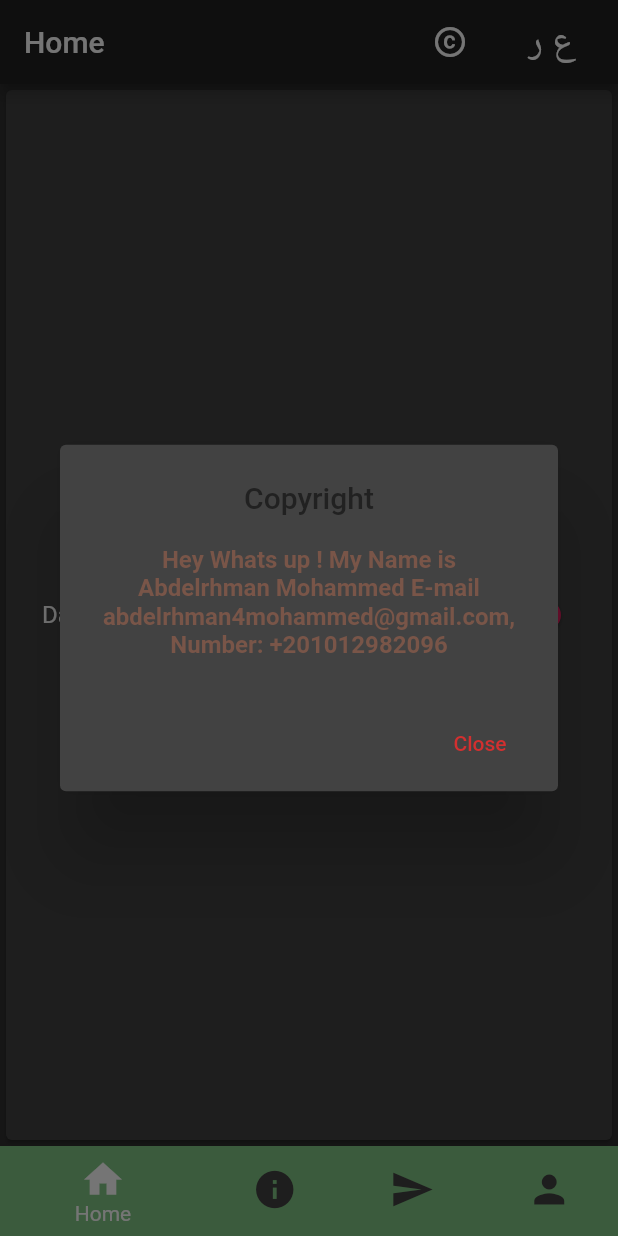
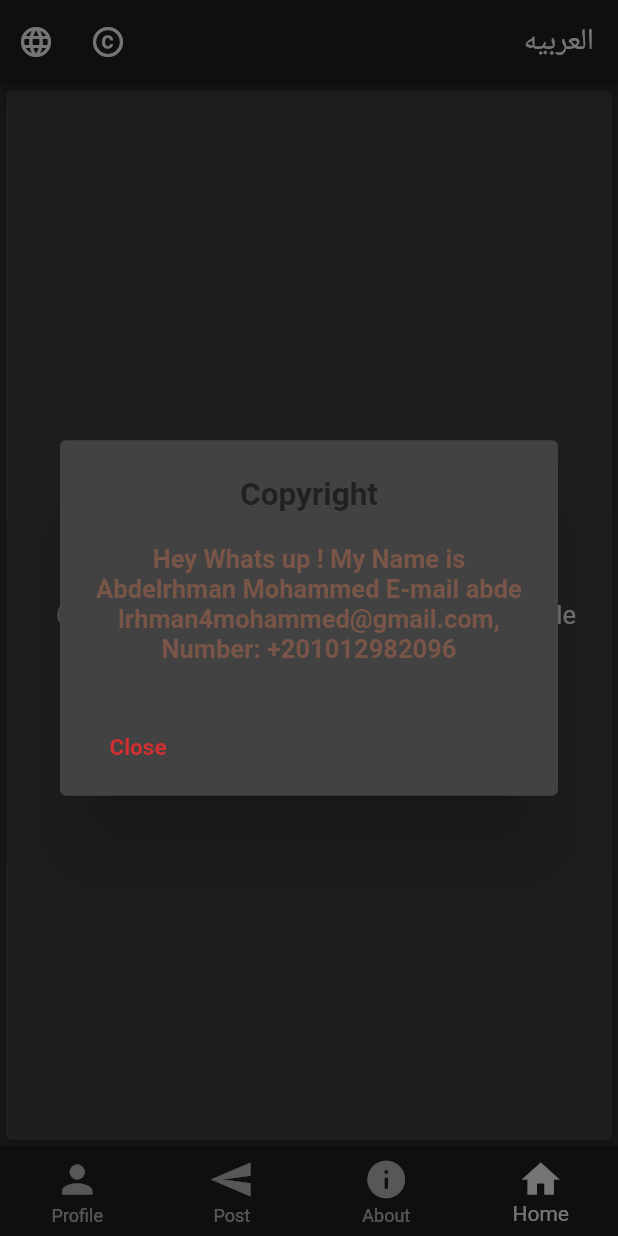
Before and after one commit to Abdelrhman9623/elevation, a Flutter app: the screen it shows after launch, after a tap on the "copyright" icon, on a phone screen of 412 x 824 dp. Run offline on Flutter 3.47's test engine with Material 2 defaults, Android fonts, the phone set to English and light mode, and no system bars; our stand-ins replace google_fonts, shared_preferences.

Commit message:
Lang Fun and Theme Fun Work And Save To Prefs

```diff
--- a/lib/main.dart
+++ b/lib/main.dart
@@ -3,50 +3,43 @@ import 'package:flutter_localizations/flutter_localizations.dart';
 import 'package:provider/provider.dart';
 // import 'package:shared_preferences/shared_preferences.dart';
 // import 'package:flutter/services.dart';
-import './providers/lang.dart';
-import './providers/theme.dart';
+import './providers/app_setting.dart';
+// import './providers/theme.dart';
 import './locale/locales.dart';
 import './screens/taps_screen.dart';
 
 void main() async {
-  Lang appLanguage = Lang();
-  // ThemeChanger appTheme = ThemeChanger();
   WidgetsFlutterBinding.ensureInitialized();
+  AppSetteing appLanguage = AppSetteing();
   await appLanguage.fetchLocale();
   runApp(MyApp(
     appLanguage: appLanguage,
-    // appThem: appTheme,
   ));
 }
 
-// void main() => runApp(MThemeData(
-            //   primarySwatch: Colors.green,
-            // )yApp());
+// void main() => runApp(MyApp());
+
 
 class MyApp extends StatelessWidget {
-    final Lang appLanguage;
-    final ThemeChanger appThem;
+    final AppSetteing appLanguage;
+    final AppSetteing appThem;
   MyApp({this.appLanguage,this.appThem});
   @override
   Widget build(BuildContext context) {
     // final theme = Provider.of<ThemeChanger>(context).getTheme();
     return MultiProvider(
       providers: [
-        ChangeNotifierProvider<Lang>(
+        ChangeNotifierProvider<AppSetteing>(
           create: (_) => appLanguage,
+          // child:  NewMaterialAppWithTheme(),
+          // lazy: true,
         ),
-        ChangeNotifierProvider<ThemeChanger>(
-          create: (_) => ThemeChanger(),
-          child: new NewMaterialAppWithTheme(),
-        ),
+        // ChangeNotifierProvider<ThemeChanger>(
+        //   create: (_) => ThemeChanger(),
+        //   child: new NewMaterialAppWithTheme(),
+        // ),
       ],
-        child: Consumer<Lang>(
-          builder: (ctx, lang, child) {
-            return NewMaterialAppWithTheme(
-              lang: lang,
-            );
-          }
-        ),
+        child: NewMaterialAppWithTheme(),
     );
   }
 }
@@ -57,9 +50,7 @@ class NewMaterialAppWithTheme extends StatelessWidget {
   NewMaterialAppWithTheme({this.lang, this.theme});
   @override
   Widget build(BuildContext context) {
-    // final theme = Provider.of<ThemeChanger>(context);
-    return Consumer<ThemeChanger>(
-      builder: (ctx, ThemeChanger theme, child) {
+    final setteing = Provider.of<AppSetteing>(context);
         return MaterialApp(
           localizationsDelegates: [
             // AppLocalizationsDelegate(),
@@ -71,16 +62,14 @@ class NewMaterialAppWithTheme extends StatelessWidget {
           const Locale('ar', ""),
           const Locale('en', ""),
           ],
-          locale: lang.appLocal,
+          locale: setteing.appLocal,
           debugShowCheckedModeBanner: false,
           title: 'Flutter Demo',
-          theme: theme.darkTheme ? dark : light,
+          theme: setteing.darkTheme ? dark : light,
           home: TapsScreen(),
           // routes: {
           //   ProfileScreen.routeName: (ctx) => ProfileScreen(),
           // },
         );
-      },
-    );
   }
 }
--- /dev/null
+++ b/lib/providers/app_setting.dart
@@ -0,0 +1,112 @@
+import 'dart:ui';
+import 'dart:convert';
+import 'package:flutter/material.dart';
+import 'package:shared_preferences/shared_preferences.dart';
+import '../constants/constants.dart';
+
+ThemeData light = ThemeData(
+    brightness: Brightness.light,
+    primarySwatch: Colors.grey,
+    accentColor: titleCOlor,
+    scaffoldBackgroundColor: Color(0xfff1f1f1)
+  );
+
+  ThemeData dark = ThemeData(
+    brightness: Brightness.dark,
+    primarySwatch: Colors.grey,
+    accentColor: titleCOlor,
+  );
+
+class AppSetteing with ChangeNotifier {
+  final String key = "theme";
+  SharedPreferences _prefs;
+  bool _darkTheme;
+  Locale _appLocale;
+  Locale get appLocal => _appLocale;
+  bool get darkTheme => _darkTheme;
+
+// FETCH MY CHOOSEN LANG AND SAVE IT
+  fetchLocale() async {
+    var prefs = await SharedPreferences.getInstance();
+    if (prefs.getString('userData') == null) {
+      _appLocale = Locale('ar');
+      return Null;
+    }
+    _appLocale = Locale(prefs.getString('userData'));
+    // // _appLocale = Locale('ar');
+    // print(_appLocale);
+    return Null;
+
+  }
+
+//  CONTROLLING OF LANGUAGE OF APP
+  // Future<void> changeDirection() async {
+  //   var prefs = await SharedPreferences.getInstance();
+  //   if (_appLocale == Locale("ar")) {
+  //     _appLocale = Locale("en");
+  //     final userDate = json.encode({
+  //       'language': _appLocale.toLanguageTag()
+  //      });
+  //      prefs.setString('userData', userDate);
+  //       print(userDate);
+  //   } else {
+  //     _appLocale = Locale("ar");
+  //     final userDate = json.encode({
+  //       'language': _appLocale.toLanguageTag()
+  //      });
+  //      prefs.setString('userData', userDate);
+  //      print(userDate);
+  //   }
+  //   // final userDate = json.encode({
+  //   //   'language': _appLocale.toLanguageTag()
+  //   // });
+  //   notifyListeners();
+  // }
+
+  void changeLanguage(Locale type) async {
+    var prefs = await SharedPreferences.getInstance();
+    if (_appLocale == type) {
+      return;
+    }
+    if (type == Locale("ar")) {
+      _appLocale = Locale("ar");
+      await prefs.setString('userData', 'ar');
+      await prefs.setString('countryCode', '');
+    } else {
+      _appLocale = Locale("en");
+      await prefs.setString('userData', 'en');
+      await prefs.setString('countryCode', 'US');
+    }
+    notifyListeners();
+  }
+
+
+  // SET OUR THEME
+  AppSetteing() {
+    _darkTheme = true;
+    _loadFromPrefs();
+  }
+
+  toggleTheme() {
+    _darkTheme = !_darkTheme;
+    _saveToPrefs();
+    notifyListeners();
+  }
+
+  _initPrefs() async {
+    if(_prefs == null)
+      _prefs = await SharedPreferences.getInstance();
+  }
+
+  _loadFromPrefs() async {
+    await _initPrefs();
+    _darkTheme = _prefs.getBool(key) ?? true;
+    notifyListeners();
+  }
+
+  _saveToPrefs()async {
+    await _initPrefs();
+    _prefs.setBool(key, _darkTheme);
+  }
+
+}
--- a/lib/providers/lang.dart
+++ /dev/null
@@ -1,49 +0,0 @@
-import 'dart:ui';
-import 'dart:convert';
-import 'package:flutter/material.dart';
-import 'package:shared_preferences/shared_preferences.dart';
-
-
-class Lang with ChangeNotifier {
-  Locale _appLocale = Locale('en');
-  Locale get appLocal => _appLocale ?? Locale("en");
-  // void changeLanguage(Locale type) async {
-  //   var prefs = await SharedPreferences.getInstance();
-  //   if (_appLocale == type) {
-  //     return;
-  //   }
-  //   if (type == Locale("ar")) {
-  //     _appLocale = Locale("ar");
-  //     await prefs.setString('language_code', 'ar');
-  //     await prefs.setString('countryCode', '');
-  //   } else {
-  //     _appLocale = Locale("en");
-  //     await prefs.setString('language_code', 'en');
-  //     await prefs.setString('countryCode', 'US');
-  //   }
-  //   notifyListeners();
-  // }
-  Future<void> changeDirection() async {
-    if (_appLocale == Locale("ar")) {
-      _appLocale = Locale("en");
-    } else {
-      _appLocale = Locale("ar");
-    }
-    final prefs = await SharedPreferences.getInstance();
-    final userDate = json.encode({
-      'language': _appLocale.toLanguageTag()
-    });
-    prefs.setString('userData', userDate);
-    // print(userDate);
-    notifyListeners();
-  }
-  fetchLocale() async {
-    var prefs = await SharedPreferences.getInstance();
-    if (prefs.getString('userData') == null) {
-      _appLocale = Locale('en');
-      return Null;
-    }
-    _appLocale = Locale(prefs.getString('userData'));
-    return Null;
-  }
-}
--- a/lib/providers/theme.dart
+++ b/lib/providers/theme.dart
@@ -1,18 +1,18 @@
 import 'package:flutter/material.dart';
 import 'package:shared_preferences/shared_preferences.dart';
-// import '../constants/constants.dart';
+import '../constants/constants.dart';
 
 ThemeData light = ThemeData(
   brightness: Brightness.light,
-  primarySwatch: Colors.indigo,
-  accentColor: Colors.pink,
+  primarySwatch: Colors.grey,
+  accentColor: titleCOlor,
   scaffoldBackgroundColor: Color(0xfff1f1f1)
 );
 
 ThemeData dark = ThemeData(
   brightness: Brightness.dark,
-  primarySwatch: Colors.indigo,
-  accentColor: Colors.pink,
+  primarySwatch: Colors.grey,
+  accentColor: titleCOlor,
 );
 
 
@@ -23,6 +23,7 @@ class ThemeChanger with ChangeNotifier {
   final String key = "theme";
   SharedPreferences _prefs;
   bool _darkTheme;
+
 
   bool get darkTheme => _darkTheme;
 
--- a/lib/screens/home_screen.dart
+++ b/lib/screens/home_screen.dart
@@ -1,19 +1,20 @@
 import 'package:flutter/material.dart';
 import 'package:provider/provider.dart';
-import '../providers/theme.dart';
-import '../locale/locales.dart';
+import '../providers/app_setting.dart';
+// import '../providers/theme.dart';
+// import '../locale/locales.dart';
 
 class HomeScreen extends StatelessWidget {
   @override
   Widget build(BuildContext context) {
-    final theme = Provider.of<ThemeChanger>(context, listen: false);
+    // final theme = Provider.of<AppSetteing>(context, listen: false);
     return Card(
       // color: Colors.amber,
       child: Padding(
       padding: const EdgeInsets.all(8.0),
       child: Center(
-        child: Consumer<ThemeChanger>(
-          builder: (context,notifier,child) => SwitchListTile(
+        child: Consumer<AppSetteing>(
+          builder: (context,notifier,child) => SwitchListTile.adaptive(
               title: Text("Dark Mode"),
               onChanged: (val){
                 notifier.toggleTheme();
--- a/lib/screens/taps_screen.dart
+++ b/lib/screens/taps_screen.dart
@@ -1,21 +1,31 @@
 import 'package:flutter/material.dart';
+import 'package:google_fonts/google_fonts.dart';
 import 'package:provider/provider.dart';
 // import 'package:flutter_localizations/flutter_localizations.dart';
 import '../locale/locales.dart';
 import '../locale/helperLocale.dart';
-import '../providers/lang.dart';
+import '../providers/app_setting.dart';
 import '../screens/home_screen.dart';
 import '../screens/about_screen.dart';
 import '../screens/posts_screen.dart';
 import '../screens/profile_screen.dart';
+
+
+enum LangSetting {
+  En,
+  Ar
+}
+
 class TapsScreen extends StatefulWidget {
   @override
   _TapsScreenState createState() => _TapsScreenState();
 }
 
+
 class _TapsScreenState extends State<TapsScreen> {
     List<Map<String, Object>> _page;
     int _selectPageIndex = 0;
+
 
 
   @override
@@ -34,15 +44,6 @@ class _TapsScreenState extends State<TapsScreen> {
       _selectPageIndex = i;
     });
   }
-  // onLocaleChange(Locale local) {
-  //   setState(() {
-  //     // widget.specificLocaliztionDelegate = SpecificLocalizationDelegate(local);
-  //   });
-  // }
-
-  void _selectLang() {
-    Provider.of<Lang>(context, listen: false).changeDirection();
-  }
 
   @override
   Widget build(BuildContext context) {
@@ -55,7 +56,7 @@ class _TapsScreenState extends State<TapsScreen> {
             child: Text(
               'Copyright',
               style: TextStyle(
-                color: Theme.of(context).primaryColor
+                color: Theme.of(context).primaryColor,
               ),
             ),
           ),
@@ -86,28 +87,47 @@ class _TapsScreenState extends State<TapsScreen> {
 
     return Scaffold(
       appBar: AppBar(
-        title: Text(Translations.of(context).title),
+        title: Text(
+          Translations.of(context).title,
+          style: GoogleFonts.roboto(),
+        ),
         actions: <Widget>[
           IconButton(
             icon: Icon(Icons.copyright),
             onPressed: _copyRight,
           ),
-          FlatButton(
-            onPressed: _selectLang,
-            child: Text(
-              Translations.of(context).language,
-              style: TextStyle(color: Colors.white,
-              fontSize: 25
+           PopupMenuButton(
+            onSelected: ( LangSetting selectValue ) {
+              setState(() {
+                if (selectValue == LangSetting.En) {
+                  Provider.of<AppSetteing>(context, listen: false).changeLanguage(Locale('en'));
+                } else {
+                  Provider.of<AppSetteing>(context, listen: false).changeLanguage(Locale('ar'));
+                }
+              });
+            },
+            icon: Icon(Icons.language),
+            padding: const EdgeInsets.all(0),
+            itemBuilder: (_) => [
+              PopupMenuItem(
+                child: Center(
+                  child: Text('English', textAlign: TextAlign.center,)
+                ),
+                value: LangSetting.En,
               ),
-            ), //Icon(Icons.language, color: Colors.white,),
+              PopupMenuItem(
+                child: Center(child: Text('عربي', textAlign: TextAlign.center,)),
+                value: LangSetting.Ar,
+              ),
+            ],
           ),
         ],
       ),
       body: _page[_selectPageIndex]['pages'],
       bottomNavigationBar: BottomNavigationBar(
           currentIndex: _selectPageIndex,
-          // type: BottomNavigationBarType.fixed,
-          // backgroundColor: Colors.green[900],
+          type: BottomNavigationBarType.fixed,
+          backgroundColor: Theme.of(context).primaryColor,
           selectedItemColor: Colors.white,
           iconSize: 30,
           items: [
@@ -115,23 +135,23 @@ class _TapsScreenState extends State<TapsScreen> {
               icon: Icon(Icons.home),
               // activeIcon: Icon(Icons.person_add),
               title: Text('Home'),
-              backgroundColor: Colors.green[300]
+              // backgroundColor: Colors.green[300]
             ),
             BottomNavigationBarItem(
               icon: Icon(Icons.info),
               title: Text('About'),
-              backgroundColor: Colors.green[400]
+              // backgroundColor: Colors.green[400]
             ),
             BottomNavigationBarItem(
               icon: Icon(Icons.send),
               title: Text('Post'),
-              backgroundColor: Colors.green[600]
+              // backgroundColor: Colors.green[600]
             ),
             BottomNavigationBarItem(
               icon: Icon(Icons.person),
               activeIcon: Icon(Icons.account_circle),
               title: Text('Profile'),
-              backgroundColor: Colors.green[900]
+              // backgroundColor: Colors.green[900]
             ),
           ],
           onTap: _selctPage,
--- a/pubspec.yaml
+++ b/pubspec.yaml
@@ -30,6 +30,7 @@ dependencies:
   image_picker: ^0.6.3+1
   email_validator: ^1.0.4
   phone_number: ^0.6.0+2
+  google_fonts: ^0.3.9
 
 
   # The following adds the Cupertino Icons font to your application.
```
Also changed, not shown: pubspec.lock.
